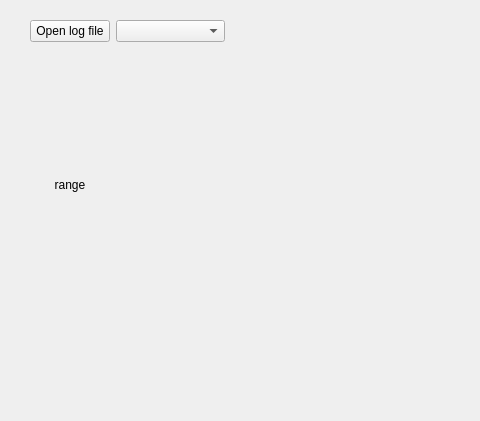
The window that interface/mainwindow.ui (patou01/SH_server) describes before a commit, drawn with Qt 5; both pictures show x 0 to 480 and y 0 to 421 of the 1278 by 900 pixel window.
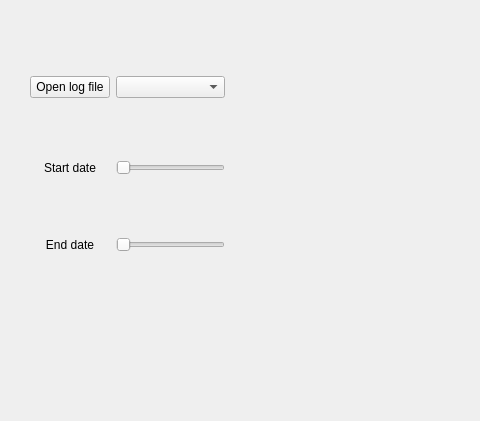
The same window after the commit. Custom widgets are drawn as their Qt base class.

Commit message: sliders working, but replotting is slow

Patch:
```diff
--- a/interface/mainwindow.ui
+++ b/interface/mainwindow.ui
@@ -207,13 +207,33 @@
       <x>30</x>
       <y>20</y>
       <width>195</width>
-      <height>301</height>
+      <height>291</height>
      </rect>
     </property>
     <layout class="QGridLayout" name="logLayout">
+     <item row="1" column="0">
+      <widget class="QLabel" name="label">
+       <property name="text">
+        <string>Start date</string>
+       </property>
+       <property name="alignment">
+        <set>Qt::AlignCenter</set>
+       </property>
+      </widget>
+     </item>
      <item row="0" column="1">
       <widget class="QComboBox" name="logComboBox"/>
      </item>
+     <item row="2" column="0">
+      <widget class="QLabel" name="label_2">
+       <property name="text">
+        <string>End date</string>
+       </property>
+       <property name="alignment">
+        <set>Qt::AlignCenter</set>
+       </property>
+      </widget>
+     </item>
      <item row="0" column="0">
       <widget class="QPushButton" name="LogButton">
        <property name="sizePolicy">
@@ -227,32 +247,25 @@
        </property>
       </widget>
      </item>
-     <item row="1" column="0">
-      <widget class="QLabel" name="label">
-       <property name="text">
-        <string>range</string>
-       </property>
-       <property name="alignment">
-        <set>Qt::AlignCenter</set>
-       </property>
-      </widget>
-     </item>
      <item row="1" column="1">
-      <widget class="RangeSlider" name="timeRange" native="true"/>
+      <widget class="QSlider" name="startDateSlider">
+       <property name="orientation">
+        <enum>Qt::Horizontal</enum>
+       </property>
+      </widget>
+     </item>
+     <item row="2" column="1">
+      <widget class="QSlider" name="endDateSlider">
+       <property name="orientation">
+        <enum>Qt::Horizontal</enum>
+       </property>
+      </widget>
      </item>
     </layout>
    </widget>
   </widget>
   <widget class="QStatusBar" name="statusbar"/>
  </widget>
- <customwidgets>
-  <customwidget>
-   <class>RangeSlider</class>
-   <extends>QWidget</extends>
-   <header location="global">rangeSlider</header>
-   <container>1</container>
-  </customwidget>
- </customwidgets>
  <resources/>
  <connections/>
 </ui>
```
The commit also changes 6 other files.
